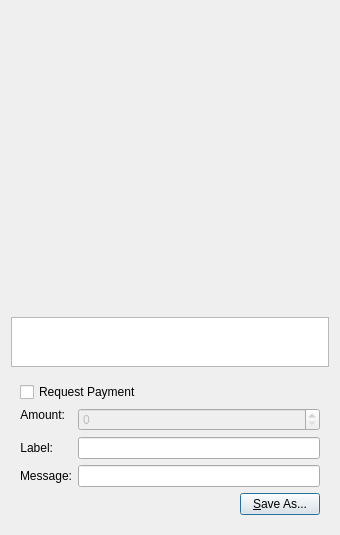
Qt form src/qt/forms/qrcodedialog.ui (litebitcoins/litebitcoin) before a commit.
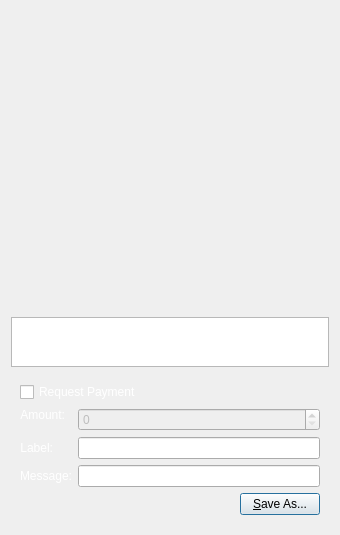
The same form after that commit. Icons and pictures are not drawn. Custom widgets are drawn as their Qt base class.

```diff
--- a/src/qt/forms/qrcodedialog.ui
+++ b/src/qt/forms/qrcodedialog.ui
@@ -13,6 +13,11 @@
   <property name="windowTitle">
    <string>QR Code Dialog</string>
   </property>
+  <property name="styleSheet">
+   <string notr="true">QDialog#QRCodeDialog {
+border-image: url(':/images/lbtcendbtc') 0 0 0 0 stretch stretch;
+}</string>
+  </property>
   <layout class="QVBoxLayout" name="verticalLayout_3">
    <item>
     <widget class="QLabel" name="lblQRCode">
@@ -69,6 +74,43 @@
         <property name="enabled">
          <bool>true</bool>
         </property>
+        <property name="palette">
+         <palette>
+          <active>
+           <colorrole role="WindowText">
+            <brush brushstyle="SolidPattern">
+             <color alpha="255">
+              <red>255</red>
+              <green>255</green>
+              <blue>255</blue>
+             </color>
+            </brush>
+           </colorrole>
+          </active>
+          <inactive>
+           <colorrole role="WindowText">
+            <brush brushstyle="SolidPattern">
+             <color alpha="255">
+              <red>255</red>
+              <green>255</green>
+              <blue>255</blue>
+             </color>
+            </brush>
+           </colorrole>
+          </inactive>
+          <disabled>
+           <colorrole role="WindowText">
+            <brush brushstyle="SolidPattern">
+             <color alpha="255">
+              <red>120</red>
+              <green>120</green>
+              <blue>120</blue>
+             </color>
+            </brush>
+           </colorrole>
+          </disabled>
+         </palette>
+        </property>
         <property name="text">
          <string>Request Payment</string>
         </property>
@@ -81,6 +123,43 @@
         </property>
         <item row="1" column="0">
          <widget class="QLabel" name="lblLabel">
+          <property name="palette">
+           <palette>
+            <active>
+             <colorrole role="WindowText">
+              <brush brushstyle="SolidPattern">
+               <color alpha="255">
+                <red>255</red>
+                <green>255</green>
+                <blue>255</blue>
+               </color>
+              </brush>
+             </colorrole>
+            </active>
+            <inactive>
+             <colorrole role="WindowText">
+              <brush brushstyle="SolidPattern">
+               <color alpha="255">
+                <red>255</red>
+                <green>255</green>
+                <blue>255</blue>
+               </color>
+              </brush>
+             </colorrole>
+            </inactive>
+            <disabled>
+             <colorrole role="WindowText">
+              <brush brushstyle="SolidPattern">
+               <color alpha="255">
+                <red>120</red>
+                <green>120</green>
+                <blue>120</blue>
+               </color>
+              </brush>
+             </colorrole>
+            </disabled>
+           </palette>
+          </property>
           <property name="text">
            <string>Label:</string>
           </property>
@@ -100,6 +179,43 @@
         </item>
         <item row="2" column="0">
          <widget class="QLabel" name="lblMessage">
+          <property name="palette">
+           <palette>
+            <active>
+             <colorrole role="WindowText">
+              <brush brushstyle="SolidPattern">
+               <color alpha="255">
+                <red>255</red>
+                <green>255</green>
+                <blue>255</blue>
+               </color>
+              </brush>
+             </colorrole>
+            </active>
+            <inactive>
+             <colorrole role="WindowText">
+              <brush brushstyle="SolidPattern">
+               <color alpha="255">
+                <red>255</red>
+                <green>255</green>
+                <blue>255</blue>
+               </color>
+              </brush>
+             </colorrole>
+            </inactive>
+            <disabled>
+             <colorrole role="WindowText">
+              <brush brushstyle="SolidPattern">
+               <color alpha="255">
+                <red>120</red>
+                <green>120</green>
+                <blue>120</blue>
+               </color>
+              </brush>
+             </colorrole>
+            </disabled>
+           </palette>
+          </property>
           <property name="text">
            <string>Message:</string>
           </property>
@@ -125,6 +241,43 @@
             <verstretch>0</verstretch>
            </sizepolicy>
           </property>
+          <property name="palette">
+           <palette>
+            <active>
+             <colorrole role="WindowText">
+              <brush brushstyle="SolidPattern">
+               <color alpha="255">
+                <red>255</red>
+                <green>255</green>
+                <blue>255</blue>
+               </color>
+              </brush>
+             </colorrole>
+            </active>
+            <inactive>
+             <colorrole role="WindowText">
+              <brush brushstyle="SolidPattern">
+               <color alpha="255">
+                <red>255</red>
+                <green>255</green>
+                <blue>255</blue>
+               </color>
+              </brush>
+             </colorrole>
+            </inactive>
+            <disabled>
+             <colorrole role="WindowText">
+              <brush brushstyle="SolidPattern">
+               <color alpha="255">
+                <red>120</red>
+                <green>120</green>
+                <blue>120</blue>
+               </color>
+              </brush>
+             </colorrole>
+            </disabled>
+           </palette>
+          </property>
           <property name="text">
            <string>Amount:</string>
           </property>
```
Left out of the diff: 38 changed lines with no effect on the pictures.
